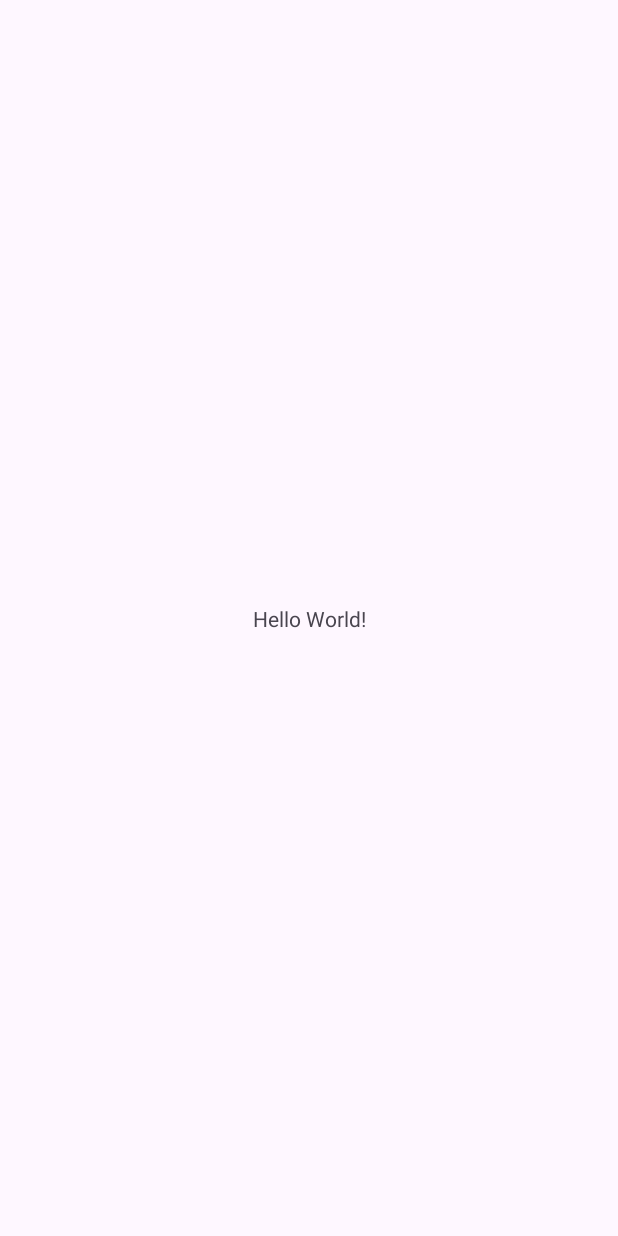
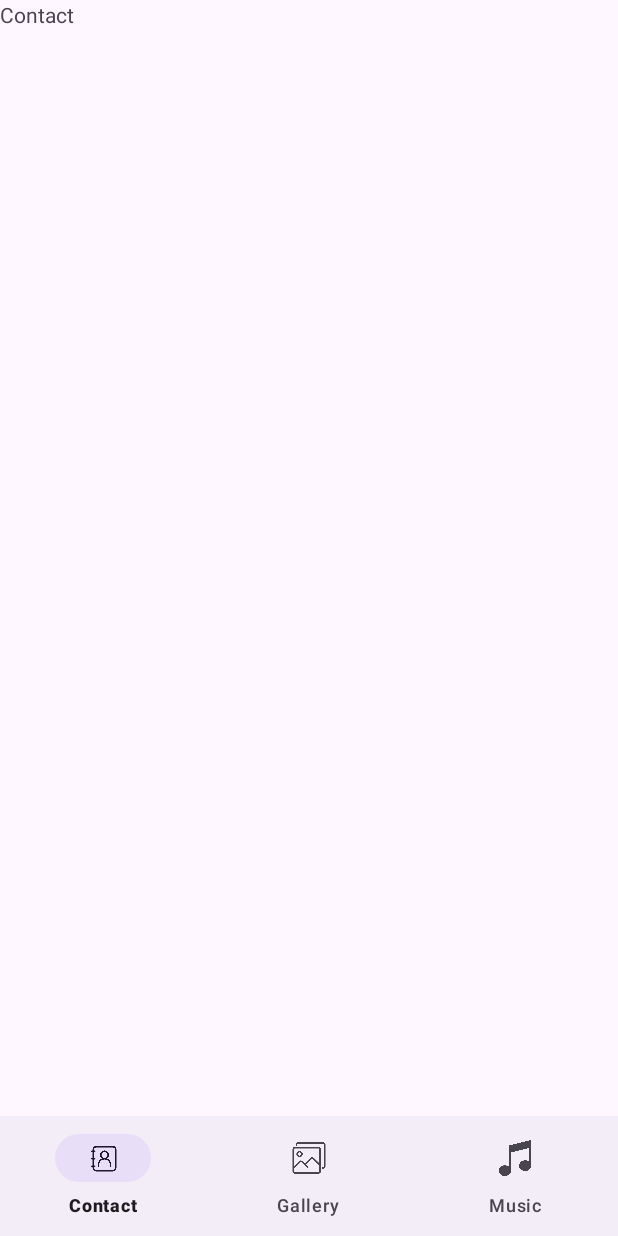
Before and after one commit to fairykhy/First, an Android app: the screen it shows after launch (MainActivity), on a phone screen of 412 x 824 dp. Before the commit the screen is almost empty. Run offline under Robolectric (Android 15) with nearby library versions, the phone set to English and light mode, and no system bars.

Commit message:
Original Code (Yi)

```diff
--- /dev/null
+++ b/app/src/main/java/cs/kaist/first/ContactFragment.kt
@@ -0,0 +1,59 @@
+package cs.kaist.first
+
+import android.os.Bundle
+import androidx.fragment.app.Fragment
+import android.view.LayoutInflater
+import android.view.View
+import android.view.ViewGroup
+
+// TODO: Rename parameter arguments, choose names that match
+// the fragment initialization parameters, e.g. ARG_ITEM_NUMBER
+private const val ARG_PARAM1 = "param1"
+private const val ARG_PARAM2 = "param2"
+
+/**
+ * A simple [Fragment] subclass.
+ * Use the [ContactFragment.newInstance] factory method to
+ * create an instance of this fragment.
+ */
+class ContactFragment : Fragment() {
+    // TODO: Rename and change types of parameters
+    private var param1: String? = null
+    private var param2: String? = null
+
+    override fun onCreate(savedInstanceState: Bundle?) {
+        super.onCreate(savedInstanceState)
+        arguments?.let {
+            param1 = it.getString(ARG_PARAM1)
+            param2 = it.getString(ARG_PARAM2)
+        }
+    }
+
+    override fun onCreateView(
+        inflater: LayoutInflater, container: ViewGroup?,
+        savedInstanceState: Bundle?
+    ): View? {
+        // Inflate the layout for this fragment
+        return inflater.inflate(R.layout.fragment_contact, container, false)
+    }
+
+    companion object {
+        /**
+         * Use this factory method to create a new instance of
+         * this fragment using the provided parameters.
+         *
+         * @param param1 Parameter 1.
+         * @param param2 Parameter 2.
+         * @return A new instance of fragment ContactFragment.
+         */
+        // TODO: Rename and change types and number of parameters
+        @JvmStatic
+        fun newInstance(param1: String, param2: String) =
+            ContactFragment().apply {
+                arguments = Bundle().apply {
+                    putString(ARG_PARAM1, param1)
+                    putString(ARG_PARAM2, param2)
+                }
+            }
+    }
+}
--- /dev/null
+++ b/app/src/main/java/cs/kaist/first/GalleryFragment.kt
@@ -0,0 +1,60 @@
+package cs.kaist.first
+
+import android.os.Bundle
+import androidx.fragment.app.Fragment
+import android.view.LayoutInflater
+import android.view.View
+import android.view.ViewGroup
+
+// TODO: Rename parameter arguments, choose names that match
+// the fragment initialization parameters, e.g. ARG_ITEM_NUMBER
+private const val ARG_PARAM1 = "param1"
+private const val ARG_PARAM2 = "param2"
+
+/**
+ * A simple [Fragment] subclass.
+ * Use the [GalleryFragment.newInstance] factory method to
+ * create an instance of this fragment.
+ */
+class
+GalleryFragment : Fragment() {
+    // TODO: Rename and change types of parameters
+    private var param1: String? = null
+    private var param2: String? = null
+
+    override fun onCreate(savedInstanceState: Bundle?) {
+        super.onCreate(savedInstanceState)
+        arguments?.let {
+            param1 = it.getString(ARG_PARAM1)
+            param2 = it.getString(ARG_PARAM2)
+        }
+    }
+
+    override fun onCreateView(
+        inflater: LayoutInflater, container: ViewGroup?,
+        savedInstanceState: Bundle?
+    ): View? {
+        // Inflate the layout for this fragment
+        return inflater.inflate(R.layout.fragment_gallery, container, false)
+    }
+
+    companion object {
+        /**
+         * Use this factory method to create a new instance of
+         * this fragment using the provided parameters.
+         *
+         * @param param1 Parameter 1.
+         * @param param2 Parameter 2.
+         * @return A new instance of fragment GalleryFragment.
+         */
+        // TODO: Rename and change types and number of parameters
+        @JvmStatic
+        fun newInstance(param1: String, param2: String) =
+            GalleryFragment().apply {
+                arguments = Bundle().apply {
+                    putString(ARG_PARAM1, param1)
+                    putString(ARG_PARAM2, param2)
+                }
+            }
+    }
+}
--- a/app/src/main/java/cs/kaist/first/MainActivity.kt
+++ b/app/src/main/java/cs/kaist/first/MainActivity.kt
@@ -2,11 +2,38 @@ package cs.kaist.first
 
 import androidx.appcompat.app.AppCompatActivity
 import android.os.Bundle
+import com.google.android.material.bottomnavigation.BottomNavigationView
 
 class MainActivity : AppCompatActivity() {
     override fun onCreate(savedInstanceState: Bundle?) {
         super.onCreate(savedInstanceState)
-        println("Hello World")
         setContentView(R.layout.activity_main)
+
+        val bottomNavigationView = findViewById<BottomNavigationView>(R.id.bottomNavigationView)
+        val ContactFragment = ContactFragment()
+        val GalleryFragment = GalleryFragment()
+        val MusicFragment = MusicFragment()
+
+        supportFragmentManager.beginTransaction().add(R.id.main_frame, ContactFragment()).commit()
+
+        bottomNavigationView.setOnItemSelectedListener {item ->
+            when(item.itemId){
+                R.id.contactItem -> {
+                    supportFragmentManager.beginTransaction().replace(R.id.main_frame, ContactFragment()).commit()
+                    true
+                }
+
+                R.id.galleryItem -> {
+                    supportFragmentManager.beginTransaction().replace(R.id.main_frame, GalleryFragment()).commit()
+                    true
+                }
+
+                R.id.musicItem -> {
+                    supportFragmentManager.beginTransaction().replace(R.id.main_frame, MusicFragment()).commit()
+                    true
+                }
+                else -> false
+            }
+        }
     }
 }
--- /dev/null
+++ b/app/src/main/java/cs/kaist/first/MusicFragment.kt
@@ -0,0 +1,59 @@
+package cs.kaist.first
+
+import android.os.Bundle
+import androidx.fragment.app.Fragment
+import android.view.LayoutInflater
+import android.view.View
+import android.view.ViewGroup
+
+// TODO: Rename parameter arguments, choose names that match
+// the fragment initialization parameters, e.g. ARG_ITEM_NUMBER
+private const val ARG_PARAM1 = "param1"
+private const val ARG_PARAM2 = "param2"
+
+/**
+ * A simple [Fragment] subclass.
+ * Use the [MusicFragment.newInstance] factory method to
+ * create an instance of this fragment.
+ */
+class MusicFragment : Fragment() {
+    // TODO: Rename and change types of parameters
+    private var param1: String? = null
+    private var param2: String? = null
+
+    override fun onCreate(savedInstanceState: Bundle?) {
+        super.onCreate(savedInstanceState)
+        arguments?.let {
+            param1 = it.getString(ARG_PARAM1)
+            param2 = it.getString(ARG_PARAM2)
+        }
+    }
+
+    override fun onCreateView(
+        inflater: LayoutInflater, container: ViewGroup?,
+        savedInstanceState: Bundle?
+    ): View? {
+        // Inflate the layout for this fragment
+        return inflater.inflate(R.layout.fragment_music, container, false)
+    }
+
+    companion object {
+        /**
+         * Use this factory method to create a new instance of
+         * this fragment using the provided parameters.
+         *
+         * @param param1 Parameter 1.
+         * @param param2 Parameter 2.
+         * @return A new instance of fragment MusicFragment.
+         */
+        // TODO: Rename and change types and number of parameters
+        @JvmStatic
+        fun newInstance(param1: String, param2: String) =
+            MusicFragment().apply {
+                arguments = Bundle().apply {
+                    putString(ARG_PARAM1, param1)
+                    putString(ARG_PARAM2, param2)
+                }
+            }
+    }
+}
--- a/app/src/main/res/layout/activity_main.xml
+++ b/app/src/main/res/layout/activity_main.xml
@@ -6,13 +6,23 @@
     android:layout_height="match_parent"
     tools:context=".MainActivity">
 
-    <TextView
-        android:layout_width="wrap_content"
-        android:layout_height="wrap_content"
-        android:text="Hello World!"
-        app:layout_constraintBottom_toBottomOf="parent"
+    <FrameLayout
+        android:id="@+id/main_frame"
+        android:layout_width="0dp"
+        android:layout_height="0dp"
+        app:layout_constraintBottom_toTopOf="@+id/bottomNavigationView"
         app:layout_constraintEnd_toEndOf="parent"
         app:layout_constraintStart_toStartOf="parent"
-        app:layout_constraintTop_toTopOf="parent" />
+        app:layout_constraintTop_toTopOf="parent">
+
+    </FrameLayout>
+
+    <com.google.android.material.bottomnavigation.BottomNavigationView
+        android:id="@+id/bottomNavigationView"
+        android:layout_width="match_parent"
+        android:layout_height="wrap_content"
+        app:labelVisibilityMode="labeled"
+        app:layout_constraintBottom_toBottomOf="parent"
+        app:menu="@menu/navi_menu" />
 
 </androidx.constraintlayout.widget.ConstraintLayout>
--- /dev/null
+++ b/app/src/main/res/layout/fragment_contact.xml
@@ -0,0 +1,14 @@
+<?xml version="1.0" encoding="utf-8"?>
+<FrameLayout xmlns:android="http://schemas.android.com/apk/res/android"
+    xmlns:tools="http://schemas.android.com/tools"
+    android:layout_width="match_parent"
+    android:layout_height="match_parent"
+    tools:context=".ContactFragment">
+
+    <!-- TODO: Update blank fragment layout -->
+    <TextView
+        android:layout_width="match_parent"
+        android:layout_height="match_parent"
+        android:text="Contact" />
+
+</FrameLayout>
--- /dev/null
+++ b/app/src/main/res/menu/navi_menu.xml
@@ -0,0 +1,18 @@
+<?xml version="1.0" encoding="utf-8"?>
+<menu xmlns:android="http://schemas.android.com/apk/res/android">
+
+    <item
+        android:id="@+id/contactItem"
+        android:icon="@drawable/num"
+        android:title="Contact" />
+
+    <item
+        android:id="@+id/galleryItem"
+        android:icon="@drawable/gallery"
+        android:title="Gallery" />
+
+    <item
+        android:id="@+id/musicItem"
+        android:icon="@drawable/music"
+        android:title="Music" />
+</menu>
--- a/app/src/main/res/values/strings.xml
+++ b/app/src/main/res/values/strings.xml
@@ -1,3 +1,5 @@
 <resources>
     <string name="app_name">First</string>
+    <!-- TODO: Remove or change this placeholder text -->
+    <string name="hello_blank_fragment">Hello blank fragment</string>
 </resources>
```
Also changed, not shown: app/src/main/res/layout/fragment_gallery.xml (added, +14 -0 lines), app/src/main/res/layout/fragment_music.xml (added, +14 -0 lines), app/src/main/res/drawable/gallery.png (added), app/src/main/res/drawable/music.png (added), app/src/main/res/drawable/num.png (added).
